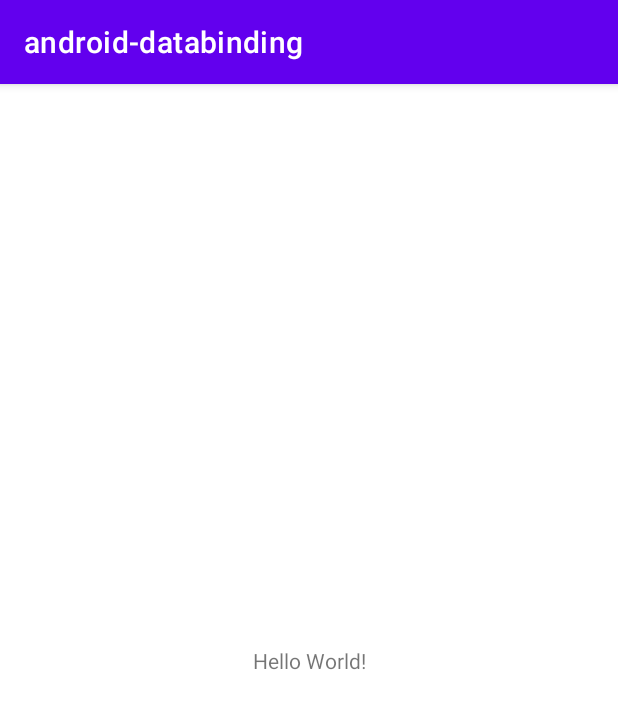
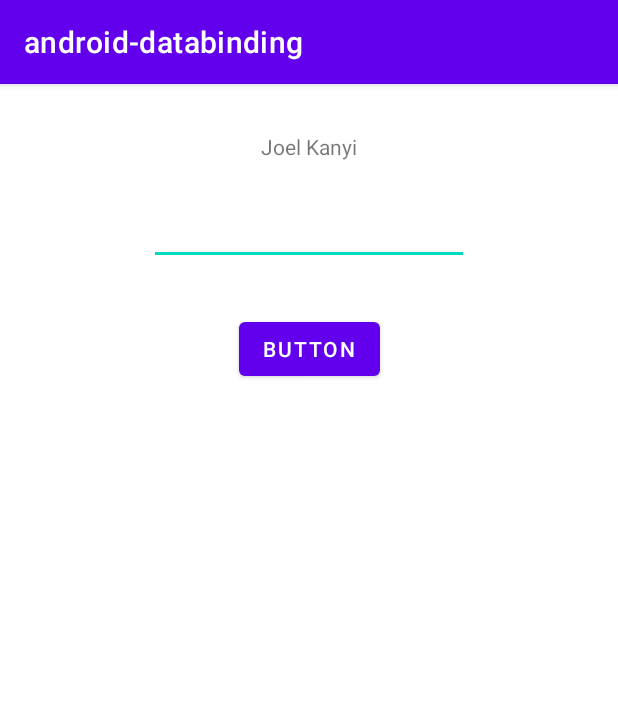
Before and after one commit to JoelKanyi/android-databinding, an Android app: the screen it shows after launch (MainActivity), on a phone screen of 412 x 824 dp. Shown: the top 709 px of the screen. Run offline under Robolectric (Android 15) with nearby library versions, the phone set to English and light mode, and no system bars; our stand-ins replace data binding.

```diff
--- a/app/src/main/java/com/kanyideveloper/android_databinding/MainActivity.kt
+++ b/app/src/main/java/com/kanyideveloper/android_databinding/MainActivity.kt
@@ -1,11 +1,30 @@
 package com.kanyideveloper.android_databinding
 
+import android.content.Context
+import android.hardware.input.InputManager
 import androidx.appcompat.app.AppCompatActivity
 import android.os.Bundle
+import android.view.inputmethod.InputMethodManager
+import androidx.databinding.DataBindingUtil
+import com.kanyideveloper.android_databinding.databinding.ActivityMainBinding
 
 class MainActivity : AppCompatActivity() {
+
+    private lateinit var binding: ActivityMainBinding
+
     override fun onCreate(savedInstanceState: Bundle?) {
         super.onCreate(savedInstanceState)
-        setContentView(R.layout.activity_main)
+        //setContentView(R.layout.activity_main)
+
+        binding = DataBindingUtil.setContentView(this, R.layout.activity_main)
+
+        val myModel = Model("Joel Kanyi")
+
+        binding.model = myModel
+
+        binding.myButton.setOnClickListener {
+
+            binding.myText.text = binding.editName.editableText.toString()
+        }
     }
 }
--- /dev/null
+++ b/app/src/main/java/com/kanyideveloper/android_databinding/Model.kt
@@ -0,0 +1,3 @@
+package com.kanyideveloper.android_databinding
+
+data class Model (var name: String = "")
--- a/app/src/main/res/layout/activity_main.xml
+++ b/app/src/main/res/layout/activity_main.xml
@@ -1,18 +1,50 @@
 <?xml version="1.0" encoding="utf-8"?>
-<androidx.constraintlayout.widget.ConstraintLayout xmlns:android="http://schemas.android.com/apk/res/android"
+<layout xmlns:android="http://schemas.android.com/apk/res/android"
     xmlns:app="http://schemas.android.com/apk/res-auto"
-    xmlns:tools="http://schemas.android.com/tools"
+    xmlns:tools="http://schemas.android.com/tools">
+
+    <data>
+        <variable
+            name="model"
+            type="com.kanyideveloper.android_databinding.Model" />
+    </data>
+
+    <androidx.constraintlayout.widget.ConstraintLayout
         android:layout_width="match_parent"
         android:layout_height="match_parent"
         tools:context=".MainActivity">
 
         <TextView
+            android:id="@+id/my_text"
             android:layout_width="wrap_content"
             android:layout_height="wrap_content"
-        android:text="Hello World!"
-        app:layout_constraintBottom_toBottomOf="parent"
+            android:layout_marginTop="32dp"
+            android:text="@={model.name}"
             app:layout_constraintLeft_toLeftOf="parent"
             app:layout_constraintRight_toRightOf="parent"
             app:layout_constraintTop_toTopOf="parent" />
 
+        <Button
+            android:id="@+id/my_button"
+            android:layout_width="wrap_content"
+            android:layout_height="wrap_content"
+            android:layout_marginTop="32dp"
+            android:text="Button"
+            app:layout_constraintEnd_toEndOf="parent"
+            app:layout_constraintStart_toStartOf="parent"
+            app:layout_constraintTop_toBottomOf="@+id/edit_name" />
+
+        <EditText
+            android:id="@+id/edit_name"
+            android:layout_width="wrap_content"
+            android:layout_height="wrap_content"
+            android:layout_marginTop="24dp"
+            android:ems="10"
+            android:inputType="textPersonName"
+            app:layout_constraintEnd_toEndOf="parent"
+            app:layout_constraintStart_toStartOf="parent"
+            app:layout_constraintTop_toBottomOf="@+id/my_text" />
+
+
     </androidx.constraintlayout.widget.ConstraintLayout>
+</layout>
```
Lines whose indentation alone changed are shown as unchanged.
